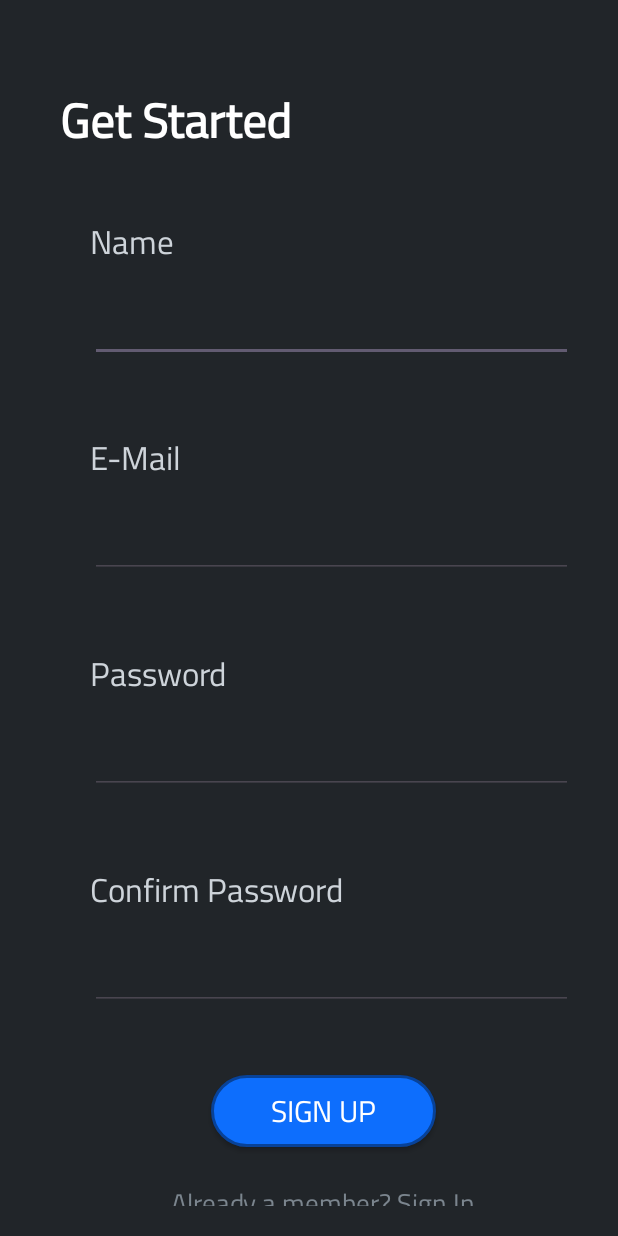
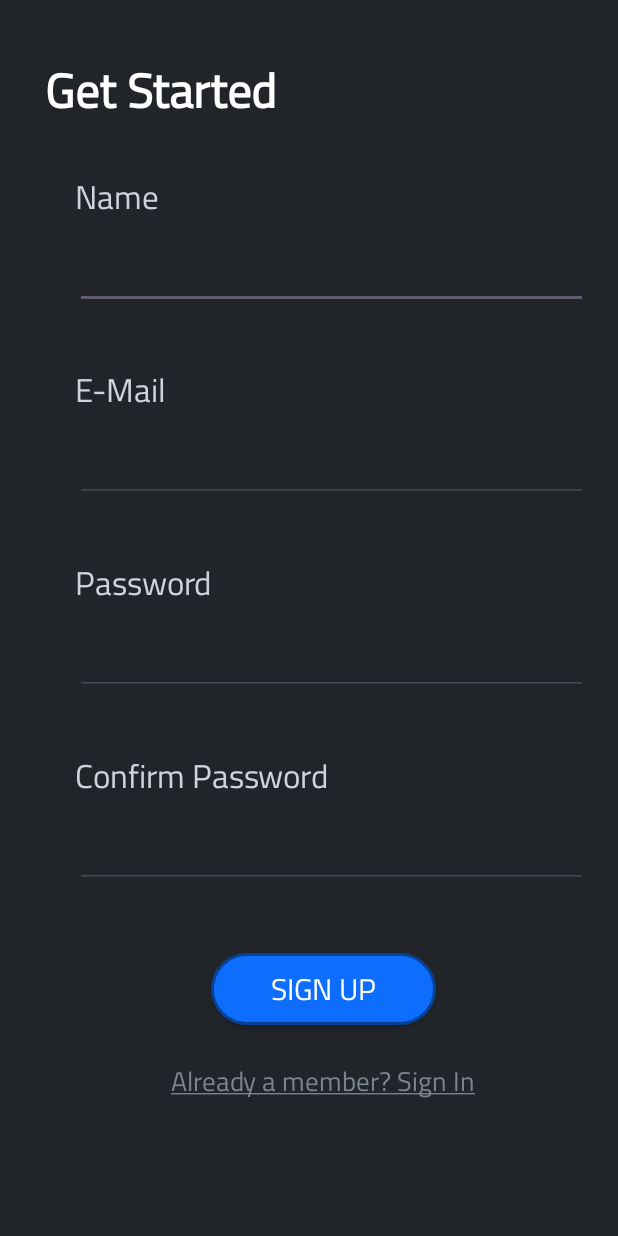
Before and after one commit to ChristianHosh/COMP438-Pharmalytic-Project, an Android app: the screen it shows after launch (RegisterActivity), on a phone screen of 412 x 824 dp. Run offline under Robolectric (Android 15) with nearby library versions, the phone set to English and light mode, and no system bars.

Commit message:
Fixed Layout margins

```diff
--- a/app/src/main/res/layout/act_register.xml
+++ b/app/src/main/res/layout/act_register.xml
@@ -5,15 +5,15 @@
     android:layout_height="match_parent"
     android:background="@color/body_bg"
     android:orientation="vertical"
-    android:padding="20dp"
-    android:paddingStart="40dp"
-    android:paddingEnd="20dp"
+    android:padding="10dp"
+    android:paddingStart="30dp"
+    android:paddingEnd="10dp"
     tools:context=".RegisterActivity">
 
     <TextView
         android:layout_width="wrap_content"
         android:layout_height="wrap_content"
-        android:layout_marginTop="30dp"
+        android:layout_marginTop="20dp"
 
         android:text="@string/reg_get_started"
         android:textColor="@color/text_emphasis"
@@ -21,7 +21,6 @@
         android:fontFamily="@font/cairo"
         android:textStyle="bold"
         />
-
 
     <androidx.appcompat.widget.LinearLayoutCompat
         android:layout_width="match_parent"
@@ -33,7 +32,7 @@
         <androidx.appcompat.widget.LinearLayoutCompat
             android:layout_width="match_parent"
             android:layout_height="wrap_content"
-            android:layout_marginTop="20dp"
+            android:layout_marginTop="10dp"
 
             android:orientation="vertical"
             android:paddingStart="20dp"
@@ -56,7 +55,6 @@
                 android:layout_width="match_parent"
                 android:layout_height="wrap_content"
 
-                android:layout_marginTop="5dp"
                 android:textSize="20sp"
                 android:textColor="@color/text_secondary"
                 android:fontFamily="@font/cairo"
@@ -80,7 +78,7 @@
         <androidx.appcompat.widget.LinearLayoutCompat
             android:layout_width="match_parent"
             android:layout_height="wrap_content"
-            android:layout_marginTop="20dp"
+            android:layout_marginTop="10dp"
 
             android:orientation="vertical"
             android:paddingStart="20dp"
@@ -104,7 +102,6 @@
                 android:layout_width="match_parent"
                 android:layout_height="wrap_content"
 
-                android:layout_marginTop="5dp"
                 android:textSize="20sp"
                 android:textColor="@color/text_secondary"
                 android:fontFamily="@font/cairo"
@@ -127,7 +124,7 @@
         <androidx.appcompat.widget.LinearLayoutCompat
             android:layout_width="match_parent"
             android:layout_height="wrap_content"
-            android:layout_marginTop="20dp"
+            android:layout_marginTop="10dp"
 
             android:orientation="vertical"
             android:paddingStart="20dp"
@@ -151,7 +148,6 @@
                 android:layout_height="wrap_content"
                 android:maxWidth="480dp"
 
-                android:layout_marginTop="5dp"
                 android:textSize="20sp"
                 android:textColor="@color/text_secondary"
                 android:fontFamily="@font/cairo"
@@ -174,7 +170,7 @@
         <androidx.appcompat.widget.LinearLayoutCompat
             android:layout_width="match_parent"
             android:layout_height="wrap_content"
-            android:layout_marginTop="20dp"
+            android:layout_marginTop="10dp"
 
             android:orientation="vertical"
             android:paddingStart="20dp"
@@ -197,7 +193,6 @@
                 android:layout_width="match_parent"
                 android:layout_height="wrap_content"
 
-                android:layout_marginTop="5dp"
                 android:textSize="20sp"
                 android:textColor="@color/text_secondary"
                 android:fontFamily="@font/cairo"
@@ -215,7 +210,6 @@
                 />
 
         </androidx.appcompat.widget.LinearLayoutCompat>
-
 
     </androidx.appcompat.widget.LinearLayoutCompat>
 
@@ -250,5 +244,4 @@
         android:fontFamily="@font/cairo"
         />
 
-
 </androidx.appcompat.widget.LinearLayoutCompat>
```
